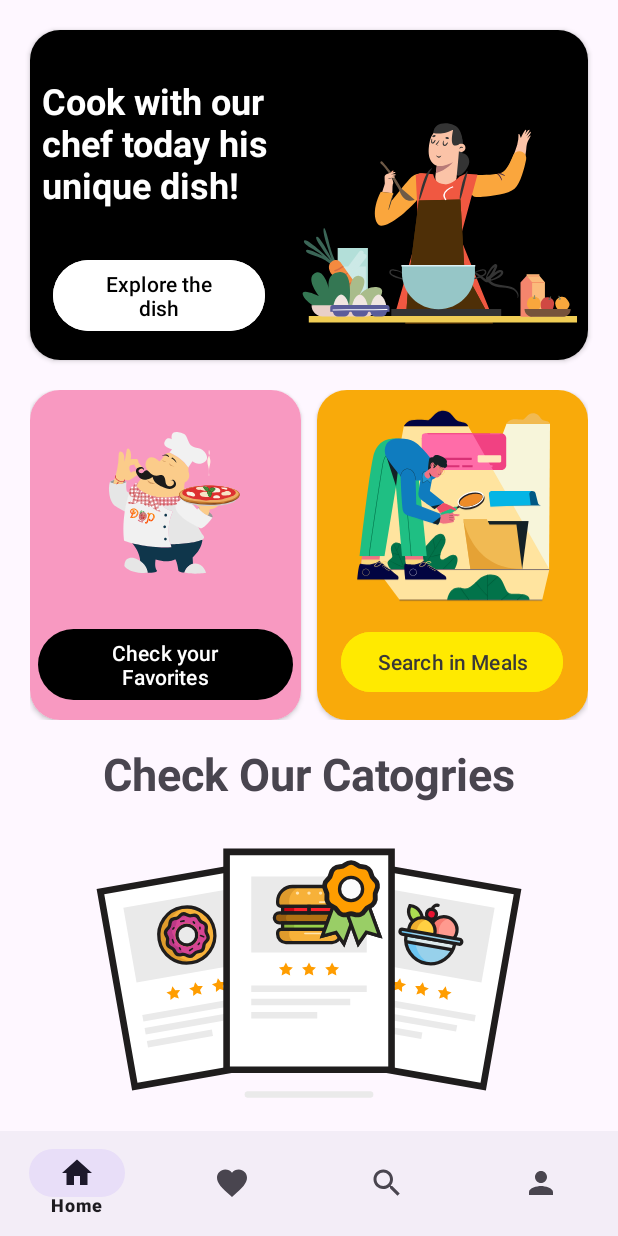
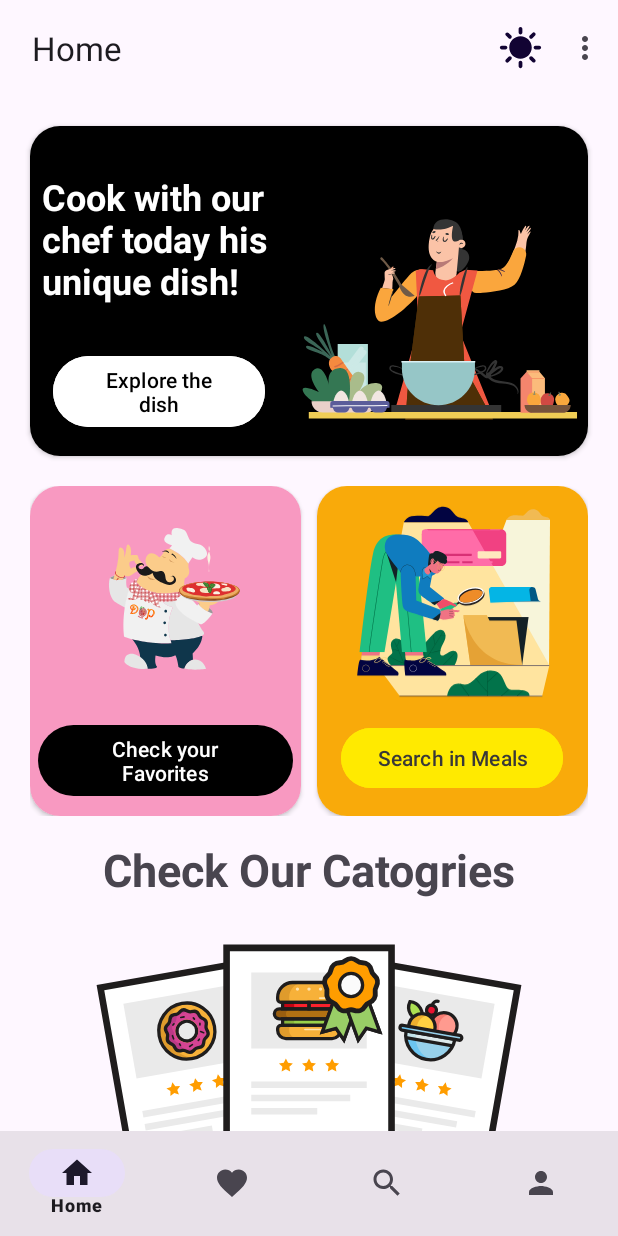
Before and after one commit to Ebrahim011/RecipeApp, an Android app: the RecipeActivity screen opened directly, with no data from a screen before it, on a phone screen of 412 x 824 dp. Run offline under Robolectric (Android 15) with nearby library versions, the phone set to English and light mode, and no system bars; our stand-ins replace Room's generated code, navigation-ui; pictures from the network do not load; Roboto replaces fonts that are not available here; 2 statements that could not run were skipped.

Commit message:
Final Edit on Project , manual team tasks merge

```diff
--- a/app/src/main/java/com/iti_project/recipeapp/MainActivity.kt
+++ b/app/src/main/java/com/iti_project/recipeapp/MainActivity.kt
@@ -12,7 +12,7 @@ class MainActivity : AppCompatActivity() {
     }
     override fun onCreate(savedInstanceState: Bundle?) {
         super.onCreate(savedInstanceState)
-        setContentView(R.layout.activity_main)
+
         // Check theme state from SharedPreferences
         val sharedPreferences = getSharedPreferences("UserTheme", Context.MODE_PRIVATE)
         val isDarkMode = sharedPreferences.getBoolean("isDarkMode", false)
@@ -24,7 +24,7 @@ class MainActivity : AppCompatActivity() {
             Log.i("MainActivity", "Dark mode is off")
         }
 
-
+        setContentView(R.layout.activity_main)
     }
 
     fun finishMain() {
--- a/app/src/main/java/com/iti_project/recipeapp/RecipeActivity.kt
+++ b/app/src/main/java/com/iti_project/recipeapp/RecipeActivity.kt
@@ -81,11 +81,7 @@ class RecipeActivity : AppCompatActivity() {
 
         // Add a destination change listener to hide/show the bottom navigation bar
         navController.addOnDestinationChangedListener { _, destination, _ ->
-            if (destination.id == R.id.catogriesFragment2) {
-                toolbar.visibility = View.GONE
-            } else {
-                toolbar.visibility = View.VISIBLE
-            }
+
             userViewModel.getFavorites(getSharedPreferences("UserPrefs", Context.MODE_PRIVATE).getInt("userId", -1))
             if (destination.id == R.id.recipeDetailFragment || destination.id == R.id.homeFragment || destination.id == R.id.aboutUsFragment) {
                 bottomNavigationView.visibility = View.GONE
--- a/app/src/main/java/com/iti_project/recipeapp/SplashFragment.kt
+++ b/app/src/main/java/com/iti_project/recipeapp/SplashFragment.kt
@@ -29,7 +29,7 @@ class SplashFragment : Fragment() {
         super.onViewCreated(view, savedInstanceState)
 
         viewLifecycleOwner.lifecycleScope.launch {
-            delay(800)
+                delay(1500)
             val sharedPreferences = requireContext().getSharedPreferences("UserPrefs", Context.MODE_PRIVATE)
             val userId = sharedPreferences.getInt("userId", -1)
             if (userId != -1) {
--- a/app/src/main/res/layout/activity_recipe.xml
+++ b/app/src/main/res/layout/activity_recipe.xml
@@ -9,25 +9,30 @@
     tools:context=".RecipeActivity">
 
     <androidx.appcompat.widget.Toolbar
+        android:id="@+id/appBar"
+
         android:layout_width="match_parent"
         android:layout_height="wrap_content"
-        android:id="@+id/appBar"
+        android:background="?android:colorBackground"
+        android:minHeight="?attr/actionBarSize"
+        android:paddingStart="10dp"
+        android:popupTheme="@style/OptionsMenuText"
         android:theme="@style/Widget.AppCompat.ActionBar"
-        app:title="AppBar"
-        android:background="?android:colorBackground"
+        app:layout_constraintEnd_toEndOf="parent"
+        app:layout_constraintStart_toStartOf="parent"
         app:layout_constraintTop_toTopOf="parent"
-        android:paddingStart="30dp"
         app:menu="@menu/option_menu"
-        android:minHeight="?attr/actionBarSize"
-        android:popupTheme="@style/OptionsMenuText">
+        app:title="AppBar">
 
         <ImageButton
             android:id="@+id/toggleDarkMode"
             android:layout_width="30dp"
             android:layout_height="30dp"
+            android:layout_gravity="end"
             android:background="@null"
+            android:layout_marginEnd="10dp"
             android:scaleType="fitXY"
-            android:layout_gravity="end"
+
             android:src="@drawable/ic_sun" />
     </androidx.appcompat.widget.Toolbar>
     <androidx.fragment.app.FragmentContainerView
@@ -48,7 +53,7 @@
         android:layout_height="70dp"
         android:layout_gravity="bottom"
         android:backgroundTint="#129575"
-
+        android:background="?android:colorBackground"
         app:itemRippleColor="#129575"
         app:menu="@menu/btm_nav_view_menu"
         app:layout_constraintBottom_toBottomOf="parent"
--- a/app/src/main/res/layout/fragment_login.xml
+++ b/app/src/main/res/layout/fragment_login.xml
@@ -31,6 +31,7 @@
         android:layout_marginTop="100dp"
         android:background="@drawable/edit_text_shape"
         android:hint="Email"
+        android:inputType="textEmailAddress"
         android:paddingHorizontal="10dp"
         app:layout_constraintTop_toTopOf="parent"
         app:layout_constraintStart_toStartOf="parent"
--- a/app/src/main/res/layout/fragment_register.xml
+++ b/app/src/main/res/layout/fragment_register.xml
@@ -27,9 +27,10 @@
             android:layout_width="match_parent"
             android:layout_height="50dp"
             android:layout_marginHorizontal="30dp"
+            android:inputType="textPersonName"
             android:layout_marginTop="100dp"
             android:background="@drawable/edit_text_shape"
-            android:hint="User Name"
+
             android:paddingHorizontal="10dp"
             app:layout_constraintTop_toTopOf="parent"
             app:layout_constraintStart_toStartOf="parent"
@@ -43,6 +44,7 @@
             android:layout_marginTop="15dp"
             android:background="@drawable/edit_text_shape"
             android:hint="Email"
+            android:inputType="textEmailAddress"
             android:paddingHorizontal="10dp"
             app:layout_constraintTop_toBottomOf="@id/et_user_name"
             app:layout_constraintStart_toStartOf="parent"
--- a/app/src/main/res/navigation/nav.xml
+++ b/app/src/main/res/navigation/nav.xml
@@ -6,7 +6,7 @@
     <fragment
         android:id="@+id/catogriesFragment2"
         android:name="com.iti_project.recipeapp.CatogriesFragment"
-        android:label="Categories"
+        android:label=" Home"
         tools:layout="@layout/fragment_catogries" >
         <action
             android:id="@+id/action_catogriesFragment2_to_homeFragment"
@@ -24,7 +24,7 @@
     <fragment
         android:id="@+id/homeFragment"
         android:name="com.iti_project.recipeapp.HomeFragment"
-        android:label="Choose your meal"
+        android:label=" Choose your meal"
         tools:layout="@layout/fragment_home" >
         <argument
             android:name="Category"
@@ -42,7 +42,7 @@
     <fragment
         android:id="@+id/favoriteFragment"
         android:name="com.iti_project.recipeapp.FavoriteFragment"
-        android:label="Favorites"
+        android:label=" Favorites"
         tools:layout="@layout/fragment_favorite" >
         <action
             android:id="@+id/action_favoriteFragment_to_recipeDetailFragment"
@@ -56,7 +56,7 @@
     <fragment
         android:id="@+id/searchFragment"
         android:name="com.iti_project.recipeapp.SearchFragment"
-        android:label="Search"
+        android:label=" Search"
         tools:layout="@layout/fragment_search" >
         <action
             android:id="@+id/action_searchFragment_to_recipeDetailFragment"
@@ -69,7 +69,7 @@
     <fragment
         android:id="@+id/recipeDetailFragment"
         android:name="com.iti_project.recipeapp.RecipeDetailFragment"
-        android:label="Recipe Detail"
+        android:label=" Recipe Details"
         tools:layout="@layout/fragment_recipe_detail" >
         <argument
             android:name="Meal_ID"
@@ -78,7 +78,7 @@
     <fragment
         android:id="@+id/aboutUsFragment"
         android:name="com.iti_project.recipeapp.AboutUsFragment"
-        android:label="About The Creator"
+        android:label=" About The Creator"
         tools:layout="@layout/fragment_about_us" />
     <fragment
         android:id="@+id/profileFragment"
```
Also changed, not shown: app/src/main/res/layout/fragment_splash.xml (+10 -7 lines), app/src/main/res/raw/splash_loading.json (added, +1 -0 lines).
